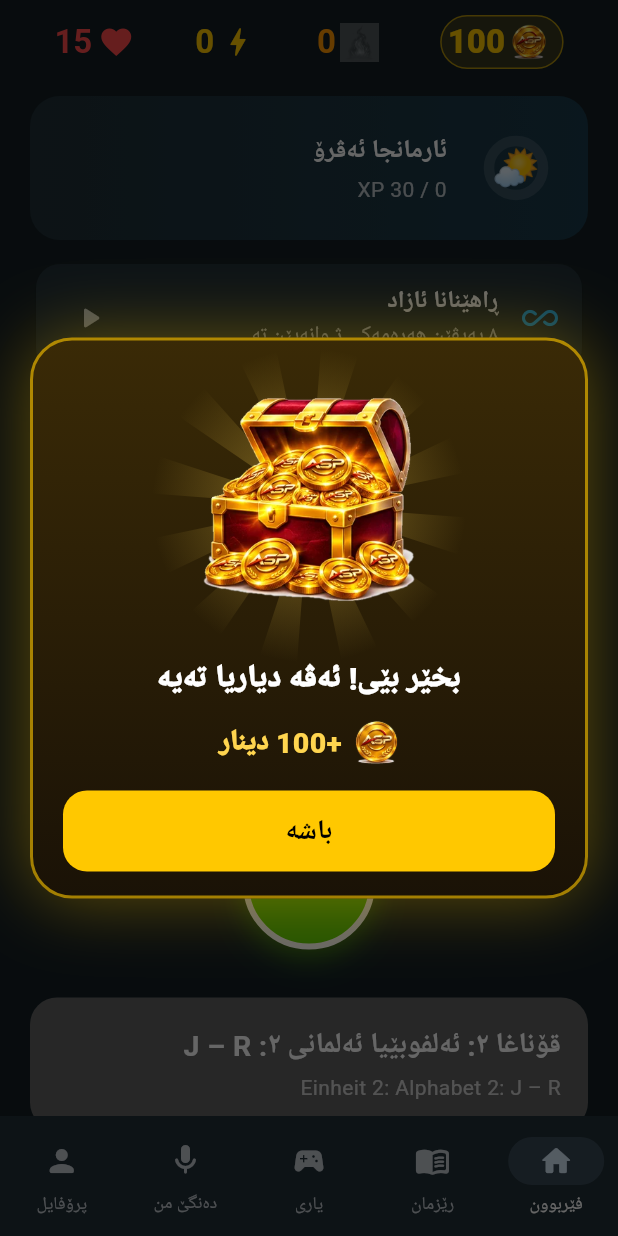
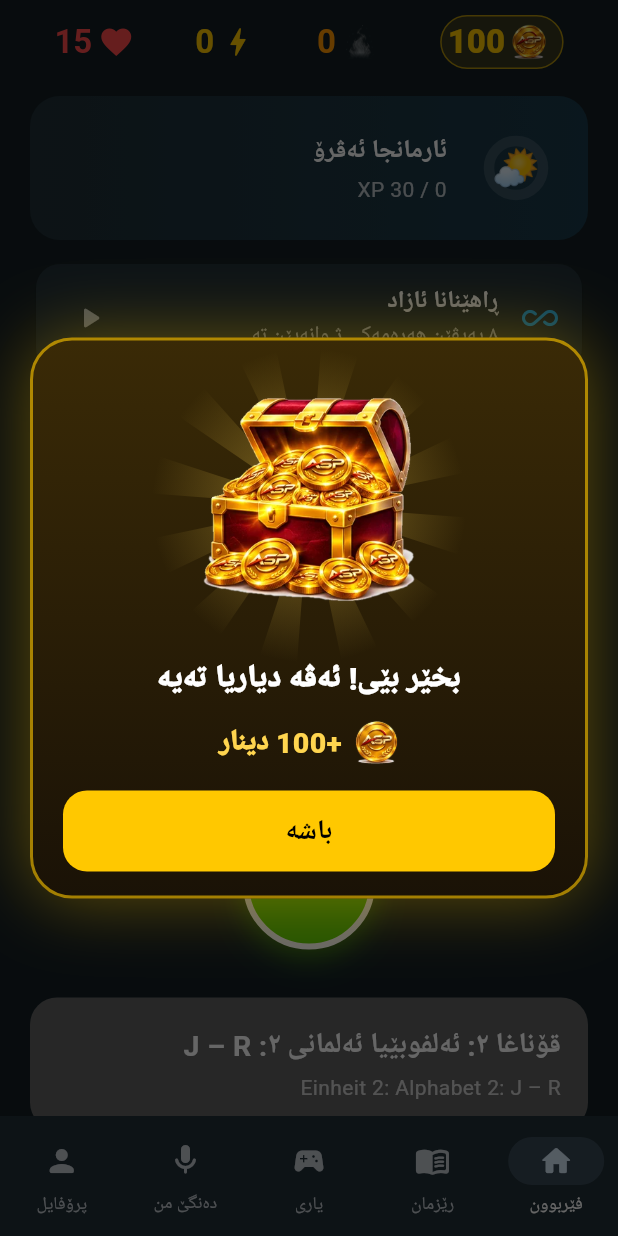
Before and after one commit to asp-kurd/asp-kurd.github.io, a Flutter app: the HomeScreen screen opened directly, on a phone screen of 412 x 824 dp. Run offline on Flutter 3.47's test engine with Material 3 defaults, Android fonts, the phone set to English and light mode, and no system bars; our stand-ins replace audioplayers, file_picker, flutter_tts, hive_flutter, share_plus, shared_preferences and 1 more; missing offline and left inert: dart:js_interop, record; accounts and stored records are empty; network calls fail.

Commit message:
Fix grey streak icon, shop goal labels, houses picture
Co-Authored-By: Claude Opus 5.5 <noreply@anthropic.com>
Claude-Session: https://claude.ai/code/session_018vDg15ZkjfP2zMV728vYuP

```diff
--- a/lib/data/pics.dart
+++ b/lib/data/pics.dart
@@ -16,7 +16,7 @@ const Map<String, String> conceptPics = {
   'abc_kr': 'sun', 'abc_kj': 'mother', 'abc_ks': 'apple', 'abc_kgh': 'garden', 'abc_kf': 'plane', 'abc_kq': 'pen',
   'abc_kk': 'book', 'abc_kg': 'rose', 'abc_kn': 'bread', 'abc_khh': 'horse', 'abc_ke': 'snow',
   'ab1': 'girl', 'ab2': 'cheese', 'ab4': 'oil', 'ab5': 'bridge', 'ab7': 'road', 'ab9': 'egg', 'ab12': 'book',
-  'ab15': 'city', 'ab16': 'ball', 'ab18': 'bird', 'ab21': 'village', 'ab22': 'horse',
+  'ab15': 'city', 'ab16': 'ball', 'ab18': 'bird', 'ab22': 'horse',
   // 👪 خێزان
   'a2_09': 'father', 'a2_10': 'mother', 'a2_11': 'parents', 'a2_12': 'boy', 'a2_13': 'girl', 'a2_14': 'siblings',
   // 🍞 خوارن
--- a/lib/screens/shop_screen.dart
+++ b/lib/screens/shop_screen.dart
@@ -87,7 +87,7 @@ class _ShopScreenState extends State<ShopScreen> {
                 ChoiceChip(
                   selected: r.xpGoal == g,
                   onSelected: (_) => r.setXpGoal(r.xpGoal == g ? 0 : g),
-                  label: Text('$g XP  ·  ${_goalReward(g)}'),
+                  label: Text('$g XP  ·  ${_goalReward(g)}', textDirection: TextDirection.ltr),
                 ),
             ]),
             if (r.xpGoal > 0) ...[
--- a/lib/screens/widgets/reward_fx.dart
+++ b/lib/screens/widgets/reward_fx.dart
@@ -666,7 +666,18 @@ class StreakFlame extends StatelessWidget {
         height: size,
         child: streak > 0
             ? RealFire(size: size, sparks: false)
-            : Opacity(opacity: 0.45, child: Image.asset('$_fx/fire.webp', width: size, height: size, color: Colors.grey, colorBlendMode: BlendMode.saturation)),
+            : Opacity(
+                opacity: 0.45,
+                child: ColorFiltered(
+                  colorFilter: const ColorFilter.matrix(<double>[
+                    0.33, 0.59, 0.11, 0, 0, //
+                    0.33, 0.59, 0.11, 0, 0, //
+                    0.33, 0.59, 0.11, 0, 0, //
+                    0, 0, 0, 1, 0,
+                  ]),
+                  child: Image.asset('$_fx/fire.webp', width: size, height: size),
+                ),
+              ),
       ),
       const SizedBox(width: 3),
       Text('$streak', style: const TextStyle(fontWeight: FontWeight.bold, color: AppColors.orange)),
```
